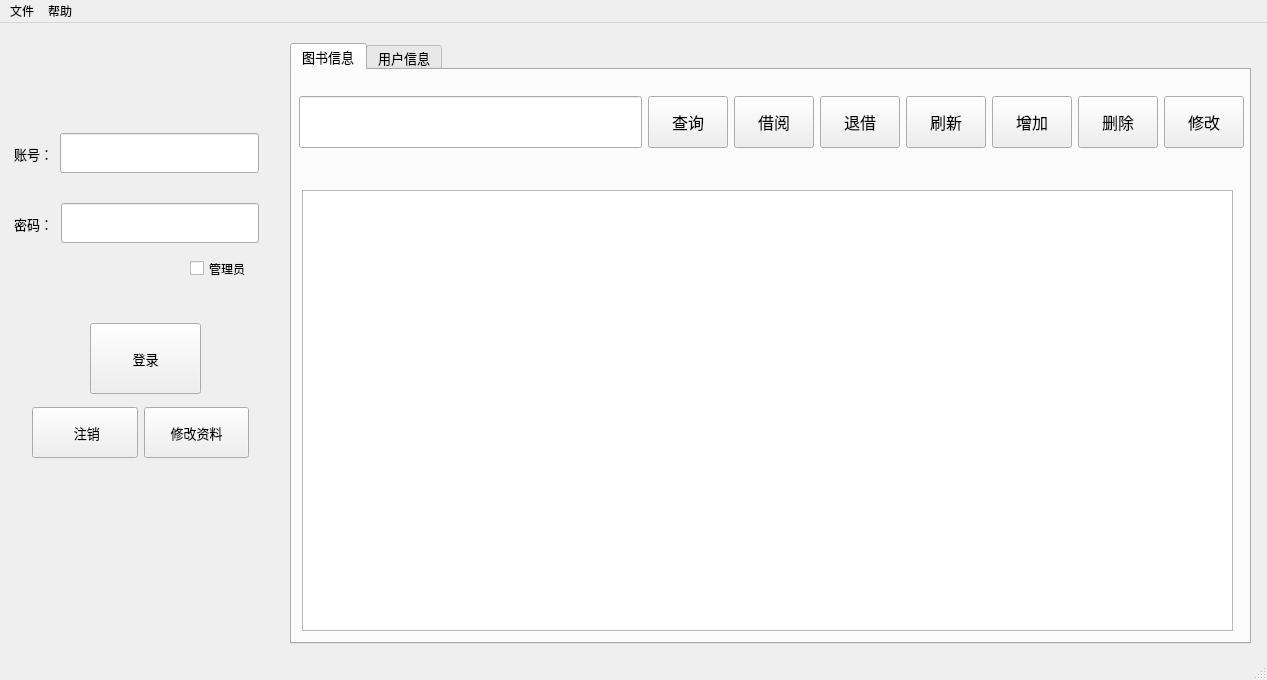
Old version of the form mainwindow.ui in the repository channile/LibrarySystem.
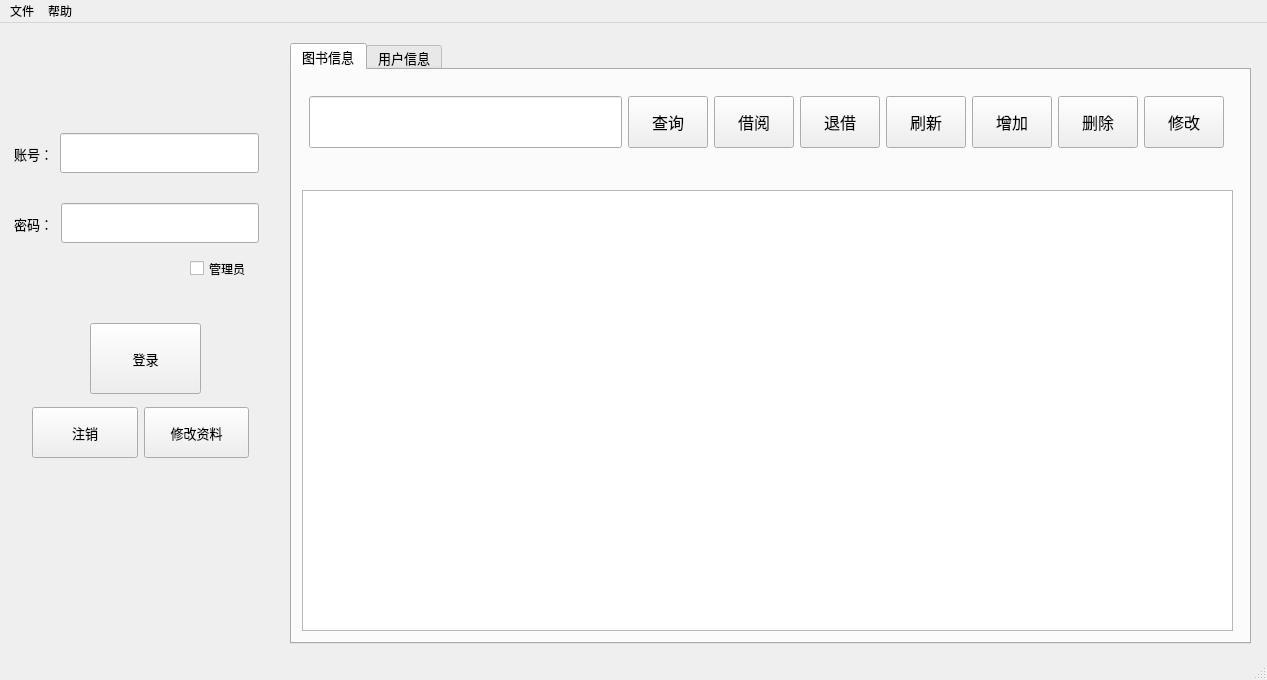
New version of the form.

The edit to the form file:
```diff
--- a/mainwindow.ui
+++ b/mainwindow.ui
@@ -79,9 +79,9 @@
      <widget class="QWidget" name="horizontalLayoutWidget_3">
       <property name="geometry">
        <rect>
-        <x>-1</x>
+        <x>9</x>
         <y>10</y>
-        <width>961</width>
+        <width>931</width>
         <height>102</height>
        </rect>
       </property>
@@ -546,7 +546,7 @@
         </font>
        </property>
        <property name="text">
-        <string> 注销</string>
+        <string>注销</string>
        </property>
       </widget>
      </item>
```
Left out of the diff: 4 changed lines with no effect on the pictures.
